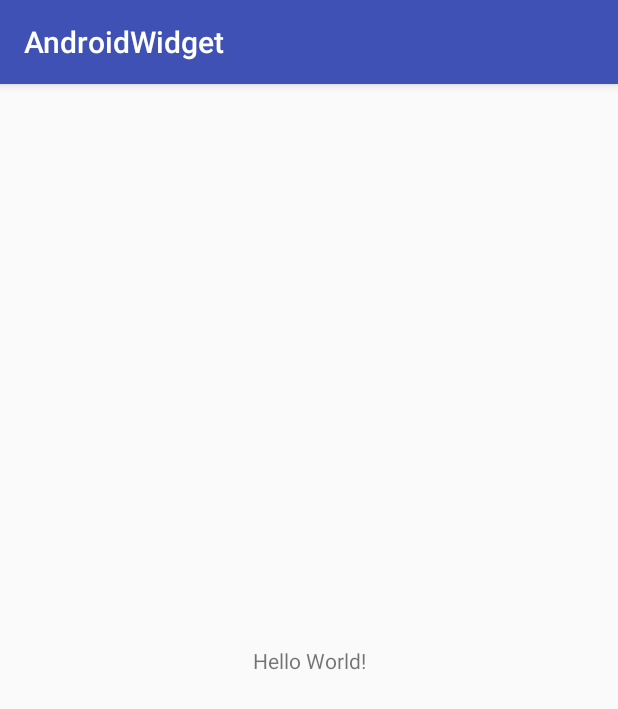
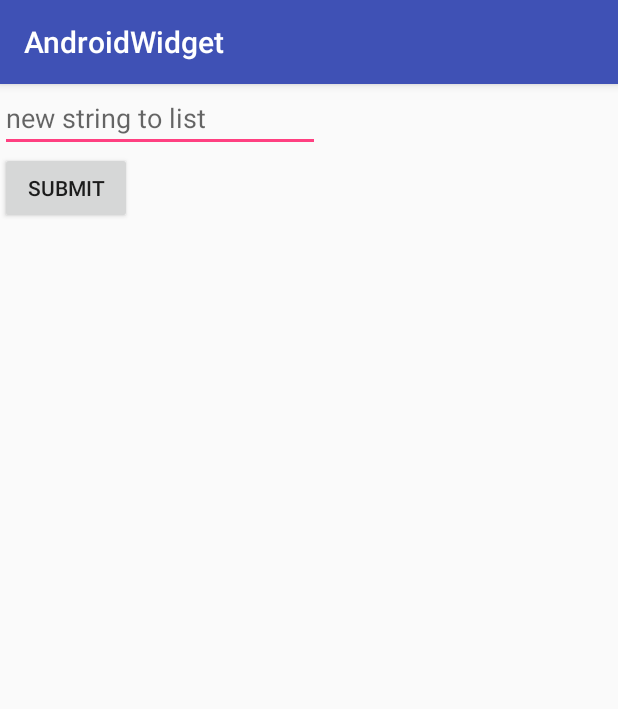
Before and after one commit to juanmendez/Learning-Android-Widgets, an Android app: the screen it shows after launch (MainActivity), on a phone screen of 412 x 824 dp. Shown: the top 709 px of the screen. Run offline under Robolectric (Android 15) with nearby library versions, the phone set to English and light mode, and no system bars; our stand-ins replace RxJava, Timber.

Commit message:
refreshing listviews!

```diff
--- a/app/build.gradle
+++ b/app/build.gradle
@@ -32,6 +32,8 @@ dependencies {
     compile 'com.android.support.constraint:constraint-layout:1.0.2'
     compile 'com.jakewharton.timber:timber:4.5.1'
 
+    compile 'io.reactivex.rxjava2:rxandroid:2.0.1'
+    compile 'io.reactivex.rxjava2:rxjava:2.1.0'
 
     androidTestCompile('com.android.support.test.espresso:espresso-core:2.2.2', {
         exclude group: 'com.android.support', module: 'support-annotations'
--- a/app/src/main/java/info/juanmendez/androidwidget/MainActivity.java
+++ b/app/src/main/java/info/juanmendez/androidwidget/MainActivity.java
@@ -1,13 +1,39 @@
 package info.juanmendez.androidwidget;
 
+import android.appwidget.AppWidgetManager;
+import android.content.ComponentName;
 import android.os.Bundle;
 import android.support.v7.app.AppCompatActivity;
+import android.widget.Button;
+import android.widget.EditText;
 
+/**
+ * Activity is able to update the list which is used by the widgets
+ * @see https://goo.gl/vZ3wzs
+ */
 public class MainActivity extends AppCompatActivity {
+
+    Button submit;
+    EditText desiredValue;
 
     @Override
     protected void onCreate(Bundle savedInstanceState) {
         super.onCreate(savedInstanceState);
         setContentView(R.layout.activity_main);
+
+        submit = (Button) findViewById(R.id.submit);
+        desiredValue = (EditText) findViewById(R.id.desiredValue);
+
+
+
+        ComponentName componentName = new ComponentName( this, OurWidgetProvider.class);
+        AppWidgetManager appWidgetManager = AppWidgetManager.getInstance(this);
+
+        submit.setOnClickListener(view -> {
+            WidgetApp.addItem( desiredValue.getText().toString() );
+
+            int[] widgetIds = appWidgetManager.getAppWidgetIds(componentName);
+            appWidgetManager.notifyAppWidgetViewDataChanged( widgetIds, R.id.listView );
+        });
     }
 }
--- a/app/src/main/java/info/juanmendez/androidwidget/OurWidgetProvider.java
+++ b/app/src/main/java/info/juanmendez/androidwidget/OurWidgetProvider.java
@@ -17,10 +17,6 @@ public class OurWidgetProvider extends AppWidgetProvider {
 
     public static String EXTRA_WORD= "com.commonsware.android.appwidget.lorem.WORD";
 
-    @Override
-    public void onReceive(Context ctxt, Intent intent) {
-        super.onReceive(ctxt, intent);
-    }
 
     @Override
     public void onUpdate(Context ctxt, AppWidgetManager appWidgetManager, int[] appWidgetIds) {
--- a/app/src/main/res/layout/activity_main.xml
+++ b/app/src/main/res/layout/activity_main.xml
@@ -1,18 +1,24 @@
 <?xml version="1.0" encoding="utf-8"?>
-<android.support.constraint.ConstraintLayout xmlns:android="http://schemas.android.com/apk/res/android"
+<LinearLayout xmlns:android="http://schemas.android.com/apk/res/android"
     xmlns:app="http://schemas.android.com/apk/res-auto"
     xmlns:tools="http://schemas.android.com/tools"
     android:layout_width="match_parent"
     android:layout_height="match_parent"
-    tools:context="info.juanmendez.androidwidget.MainActivity">
+    android:orientation="vertical"
+    tools:context=".MainActivity">
 
-    <TextView
+    <EditText
+        android:id="@+id/desiredValue"
         android:layout_width="wrap_content"
         android:layout_height="wrap_content"
-        android:text="Hello World!"
-        app:layout_constraintBottom_toBottomOf="parent"
-        app:layout_constraintLeft_toLeftOf="parent"
-        app:layout_constraintRight_toRightOf="parent"
-        app:layout_constraintTop_toTopOf="parent" />
+        android:ems="10"
+        android:hint="new string to list"
+        android:inputType="text" />
 
-</android.support.constraint.ConstraintLayout>
+    <Button
+        android:id="@+id/submit"
+        android:layout_width="wrap_content"
+        android:layout_height="wrap_content"
+        android:text="submit" />
+
+</LinearLayout>
```
Also changed, not shown: app/src/main/java/info/juanmendez/androidwidget/WidgetApp.java (+21 -0 lines), app/src/main/java/info/juanmendez/androidwidget/WidgetViewsFactory.java (+13 -8 lines).
